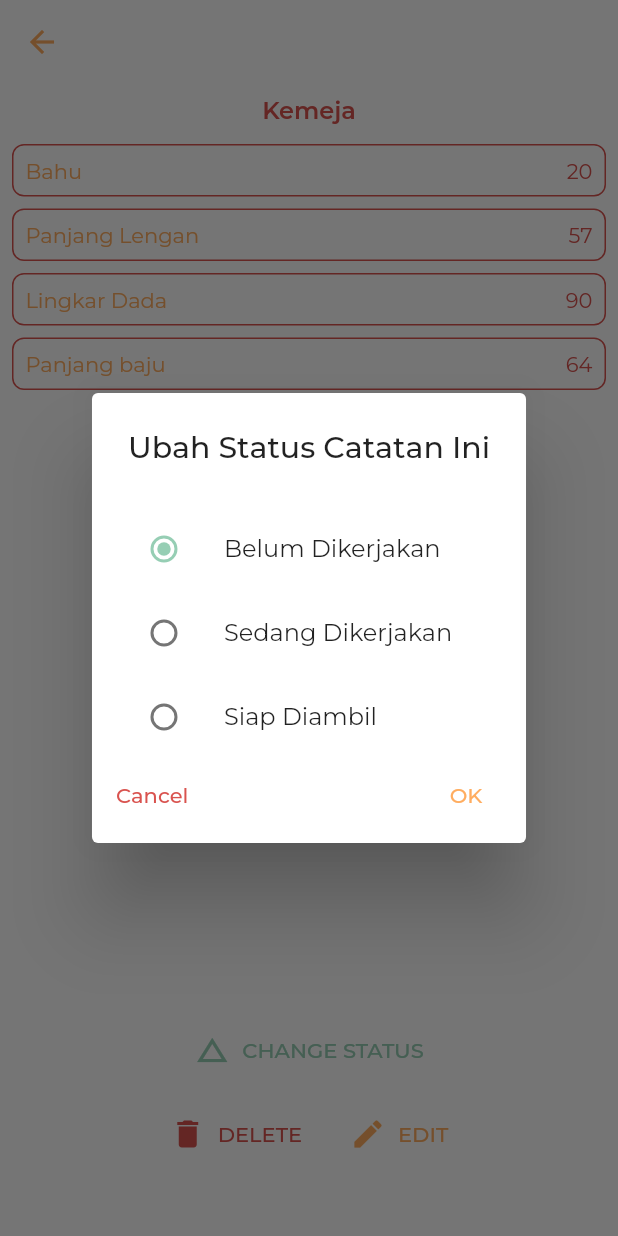
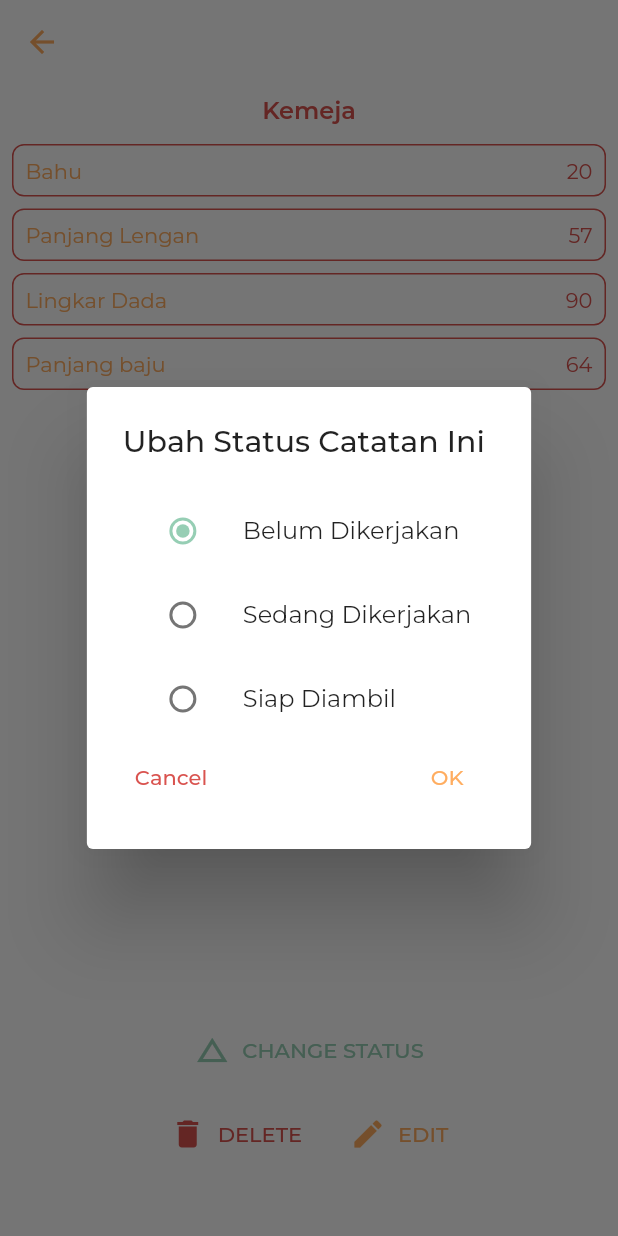
Before and after one commit to qonythazu/tugas-ippl, a Flutter app: the DetailPesanan screen opened directly with empty values, after a tap on "CHANGE STATUS", on a phone screen of 412 x 824 dp. Run offline on Flutter 3.47's test engine with Material 2 defaults, Android fonts, the phone set to English and light mode, and no system bars; our stand-ins replace email_validator, flutter_pw_validator; project files that could hold a hidden picture were left out.

Commit message:
Mengubah nama package dan  memperbaiki pop up ubah status

```diff
--- a/lib/detailpesanan.dart
+++ b/lib/detailpesanan.dart
@@ -3,17 +3,15 @@ import 'package:flutter/src/widgets/container.dart';
 import 'package:flutter/src/widgets/framework.dart';
 import 'package:flutter/material.dart';
 
-enum Status {belum, sedang, sudah}
+enum Status { belum, sedang, sudah }
 
 class DetailPesanan extends StatefulWidget {
   final int idPesanan;
 
-  const DetailPesanan(
-      {
+  const DetailPesanan({
     super.key,
     required this.idPesanan,
-      }
-    );
+  });
 
   @override
   State<DetailPesanan> createState() => _DetailPesananState();
@@ -39,75 +37,94 @@ class _DetailPesananState extends State<DetailPesanan> {
                 style: TextStyle(
                     color: Color(0xffD9534F),
                     fontSize: 16,
-                    fontWeight: FontWeight.w600
-                  ),
+                    fontWeight: FontWeight.w600),
               ),
             ),
             Container(
               decoration: BoxDecoration(
                   border: Border.all(color: Color(0xffD9534F)),
-                  borderRadius: BorderRadius.circular(8)
-                ),
+                  borderRadius: BorderRadius.circular(8)),
               margin: EdgeInsets.symmetric(vertical: 4.0, horizontal: 8.0),
               padding: EdgeInsets.all(8.0),
               child: Row(
                 mainAxisAlignment: MainAxisAlignment.center,
                 crossAxisAlignment: CrossAxisAlignment.center,
                 children: [
-                    Text("Bahu", style: TextStyle(color: Color(0xffFFAD60)),),
+                  Text(
+                    "Bahu",
+                    style: TextStyle(color: Color(0xffFFAD60)),
+                  ),
                   Spacer(),
-                    Text("20", style: TextStyle(color: Color(0xffD9534F)),)
+                  Text(
+                    "20",
+                    style: TextStyle(color: Color(0xffD9534F)),
+                  )
                 ],
               ),
             ),
             Container(
               decoration: BoxDecoration(
                   border: Border.all(color: Color(0xffD9534F)),
-                  borderRadius: BorderRadius.circular(8)
-                ),
+                  borderRadius: BorderRadius.circular(8)),
               margin: EdgeInsets.symmetric(vertical: 4.0, horizontal: 8.0),
               padding: EdgeInsets.all(8.0),
               child: Row(
                 mainAxisAlignment: MainAxisAlignment.center,
                 crossAxisAlignment: CrossAxisAlignment.center,
                 children: [
-                    Text("Panjang Lengan", style: TextStyle(color: Color(0xffFFAD60)),),
+                  Text(
+                    "Panjang Lengan",
+                    style: TextStyle(color: Color(0xffFFAD60)),
+                  ),
                   Spacer(),
-                    Text("57", style: TextStyle(color: Color(0xffD9534F)),)
+                  Text(
+                    "57",
+                    style: TextStyle(color: Color(0xffD9534F)),
+                  )
                 ],
               ),
             ),
             Container(
               decoration: BoxDecoration(
                   border: Border.all(color: Color(0xffD9534F)),
-                  borderRadius: BorderRadius.circular(8)
-                ),
+                  borderRadius: BorderRadius.circular(8)),
               margin: EdgeInsets.symmetric(vertical: 4.0, horizontal: 8.0),
               padding: EdgeInsets.all(8.0),
               child: Row(
                 mainAxisAlignment: MainAxisAlignment.center,
                 crossAxisAlignment: CrossAxisAlignment.center,
                 children: [
-                    Text("Lingkar Dada", style: TextStyle(color: Color(0xffFFAD60)),),
+                  Text(
+                    "Lingkar Dada",
+                    style: TextStyle(color: Color(0xffFFAD60)),
+                  ),
                   Spacer(),
-                    Text("90", style: TextStyle(color: Color(0xffD9534F)),)
+                  Text(
+                    "90",
+                    style: TextStyle(color: Color(0xffD9534F)),
+                  )
                 ],
               ),
             ),
             Container(
               decoration: BoxDecoration(
                   border: Border.all(color: Color(0xffD9534F)),
-                  borderRadius: BorderRadius.circular(8)
-                ),
+                  borderRadius: BorderRadius.circular(8)),
               margin: EdgeInsets.symmetric(vertical: 4.0, horizontal: 8.0),
               padding: EdgeInsets.all(8.0),
               child: Row(
                 mainAxisAlignment: MainAxisAlignment.center,
                 crossAxisAlignment: CrossAxisAlignment.center,
                 children: [
-                    Text("Panjang baju", style: TextStyle(color: Color(0xffFFAD60)),),
+                  Text(
+                    "Panjang baju",
+                    style: TextStyle(color: Color(0xffFFAD60)),
+                  ),
                   Spacer(),
-                    Text("64", style: TextStyle(color: Color(0xffD9534F)),)
+                  Text(
+                    "64",
+                    style: TextStyle(color: Color(0xffD9534F)),
+                  )
                 ],
               ),
             ),
@@ -125,36 +142,40 @@ class _DetailPesananState extends State<DetailPesanan> {
                           style: ElevatedButton.styleFrom(
                               backgroundColor: Colors.transparent,
                               elevation: 0,
-                            padding: EdgeInsets.symmetric(vertical: 16.0, horizontal: 16.0)
+                              padding: EdgeInsets.symmetric(
+                                  vertical: 16.0, horizontal: 16.0)),
+                          onPressed: () {},
+                          icon: const Icon(
+                            Icons.delete,
+                            color: Color(0xffD9534F),
                           ),
-                          onPressed: () {
-
-                          },
-                          icon: const Icon(Icons.delete, color: Color(0xffD9534F),),
-                          label: const Text("DELETE", style: TextStyle(color: Color(0xffD9534F)),)
-                        ),
+                          label: const Text(
+                            "DELETE",
+                            style: TextStyle(color: Color(0xffD9534F)),
+                          )),
                       ElevatedButton.icon(
                           style: ElevatedButton.styleFrom(
                               backgroundColor: Colors.transparent,
                               elevation: 0,
-                            padding: EdgeInsets.symmetric(vertical: 16.0, horizontal: 16.0)
+                              padding: EdgeInsets.symmetric(
+                                  vertical: 16.0, horizontal: 16.0)),
+                          onPressed: () {},
+                          icon: const Icon(
+                            Icons.edit,
+                            color: Color(0xffFFAD60),
                           ),
-                          onPressed: () {
-
-                          },
-                          icon: const Icon(Icons.edit, color: Color(0xffFFAD60),),
-                          label: const Text("EDIT", style: TextStyle(color: Color(0xffFFAD60)),)
-                        )
+                          label: const Text(
+                            "EDIT",
+                            style: TextStyle(color: Color(0xffFFAD60)),
+                          ))
                     ],
                   ),
                 ],
               ),
             )
-
           ],
         ),
-        )
-      ),
+      )),
     );
   }
 }
@@ -169,8 +190,10 @@ class DialogExample extends StatelessWidget {
         context: context,
         builder: (BuildContext context) => AlertDialog(
           title: const Text('Ubah Status Catatan Ini'),
-          actions: <Widget>[
-            Column(
+          content: StatefulBuilder(
+            builder: (BuildContext context, StateSetter setState) {
+              return Column(
+                mainAxisSize: MainAxisSize.min,
                 children: [
                   ListTile(
                     title: const Text("Belum Dikerjakan"),
@@ -178,10 +201,9 @@ class DialogExample extends StatelessWidget {
                         value: Status.belum,
                         groupValue: _status,
                         onChanged: (Status? value) {
-
+                          setState(() => _status = value);
                         },
-                    activeColor: Color(0xff96CEB4)
-                  ),
+                        activeColor: Color(0xff96CEB4)),
                   ),
                   ListTile(
                     title: const Text("Sedang Dikerjakan"),
@@ -189,10 +211,9 @@ class DialogExample extends StatelessWidget {
                         value: Status.sedang,
                         groupValue: _status,
                         onChanged: (Status? value) {
-
+                          setState(() => _status = value);
                         },
-                    activeColor: Color(0xff96CEB4)
-                  ),
+                        activeColor: Color(0xff96CEB4)),
                   ),
                   ListTile(
                     title: const Text("Siap Diambil"),
@@ -200,36 +221,47 @@ class DialogExample extends StatelessWidget {
                         value: Status.sudah,
                         groupValue: _status,
                         onChanged: (Status? value) {
-
+                          setState(() => _status = value);
                         },
-                    activeColor: Color(0xff96CEB4)
-                  ),
+                        activeColor: Color(0xff96CEB4)),
                   ),
                   Row(
                     children: [
                       TextButton(
                         onPressed: () => Navigator.pop(context, 'Cancel'),
-                      child: const Text('Cancel', style: TextStyle(color: Color(0xffD9534F)),),
+                        child: const Text(
+                          'Cancel',
+                          style: TextStyle(color: Color(0xffD9534F)),
                         ),
-                    Spacer(),
+                      ),
+                      const Spacer(),
                       TextButton(
                         onPressed: () => Navigator.pop(context, 'OK'),
-                      child: const Text('OK', style: TextStyle(color: Color(0xffFFAD60)),),
+                        child: const Text(
+                          'OK',
+                          style: TextStyle(color: Color(0xffFFAD60)),
+                        ),
                       ),
                     ],
                   )
                 ],
-            ),
-          ],
+              );
+            },
           ),
         ),
-      label: const Text('CHANGE STATUS', style: TextStyle(color: Color(0xff96CEB4)),),
-      icon: Icon(Icons.change_history, color: Color(0xff96CEB4),),
+      ),
+      label: const Text(
+        'CHANGE STATUS',
+        style: TextStyle(color: Color(0xff96CEB4)),
+      ),
+      icon: Icon(
+        Icons.change_history,
+        color: Color(0xff96CEB4),
+      ),
       style: ElevatedButton.styleFrom(
           backgroundColor: Colors.transparent,
           elevation: 0,
-        padding: EdgeInsets.symmetric(vertical: 16.0)
-      ),
+          padding: EdgeInsets.symmetric(vertical: 16.0)),
     );
   }
 }
--- a/lib/formpesananreguler2.dart
+++ b/lib/formpesananreguler2.dart
@@ -1,4 +1,4 @@
-import 'package:SewNotes/formpesananreguler3.dart';
+import 'package:sewnotes/formpesananreguler3.dart';
 import 'package:flutter/material.dart';
 import 'package:flutter/services.dart';
 import 'package:flutter/src/widgets/container.dart';
--- a/lib/kain.dart
+++ b/lib/kain.dart
@@ -1,4 +1,4 @@
-import 'package:SewNotes/addkain.dart';
+import 'package:sewnotes/addkain.dart';
 import 'package:flutter/material.dart';
 import 'package:flutter/src/widgets/container.dart';
 import 'package:flutter/src/widgets/framework.dart';
--- a/lib/kustomisasi.dart
+++ b/lib/kustomisasi.dart
@@ -1,5 +1,5 @@
-import 'package:SewNotes/kain.dart';
-import 'package:SewNotes/produk.dart';
+import 'package:sewnotes/kain.dart';
+import 'package:sewnotes/produk.dart';
 import 'package:flutter/material.dart';
 import 'package:flutter/src/widgets/container.dart';
 import 'package:flutter/src/widgets/framework.dart';
--- a/lib/login.dart
+++ b/lib/login.dart
@@ -3,8 +3,8 @@ import 'package:flutter_pw_validator/flutter_pw_validator.dart';
 import 'package:flutter/material.dart';
 import 'package:flutter/src/widgets/container.dart';
 import 'package:flutter/src/widgets/framework.dart';
-import 'package:SewNotes/register.dart';
-import 'package:SewNotes/home.dart';
+import 'package:sewnotes/register.dart';
+import 'package:sewnotes/home.dart';
 
 class Login extends StatefulWidget {
   const Login({super.key});
--- a/lib/main.dart
+++ b/lib/main.dart
@@ -1,4 +1,4 @@
-import 'package:SewNotes/login.dart';
+import 'package:sewnotes/login.dart';
 import 'package:flutter/material.dart';
 
 void main() {
--- a/lib/pilihpesanan.dart
+++ b/lib/pilihpesanan.dart
@@ -1,5 +1,5 @@
-import 'package:SewNotes/formpesanankecil.dart';
-import 'package:SewNotes/formpesananreguler1.dart';
+import 'package:sewnotes/formpesanankecil.dart';
+import 'package:sewnotes/formpesananreguler1.dart';
 import 'package:flutter/material.dart';
 import 'package:flutter/src/widgets/container.dart';
 import 'package:flutter/src/widgets/framework.dart';
--- a/lib/produk.dart
+++ b/lib/produk.dart
@@ -1,5 +1,5 @@
-import 'package:SewNotes/addproduk.dart';
-import 'package:SewNotes/detailproduk.dart';
+import 'package:sewnotes/addproduk.dart';
+import 'package:sewnotes/detailproduk.dart';
 import 'package:flutter/material.dart';
 import 'package:flutter/src/widgets/container.dart';
 import 'package:flutter/src/widgets/framework.dart';
--- a/lib/register.dart
+++ b/lib/register.dart
@@ -3,8 +3,8 @@ import 'package:flutter_pw_validator/flutter_pw_validator.dart';
 import 'package:flutter/material.dart';
 import 'package:flutter/src/widgets/container.dart';
 import 'package:flutter/src/widgets/framework.dart';
-import 'package:SewNotes/login.dart';
-import 'package:SewNotes/home.dart';
+import 'package:sewnotes/login.dart';
+import 'package:sewnotes/home.dart';
 
 class Register extends StatefulWidget {
   const Register({super.key});
--- a/pubspec.yaml
+++ b/pubspec.yaml
@@ -1,4 +1,4 @@
-name: SewNotes
+name: sewnotes
 description: Sebuah aplikasi yang membantu para penjahit untuk melakukan pencatatan terhadap pesanan jahitan.
 
 # The following line prevents the package from being accidentally published to
```
Also changed, not shown: lib/home.dart (+4 -4 lines), 1 other file. Lines whose indentation alone changed are shown as unchanged.
